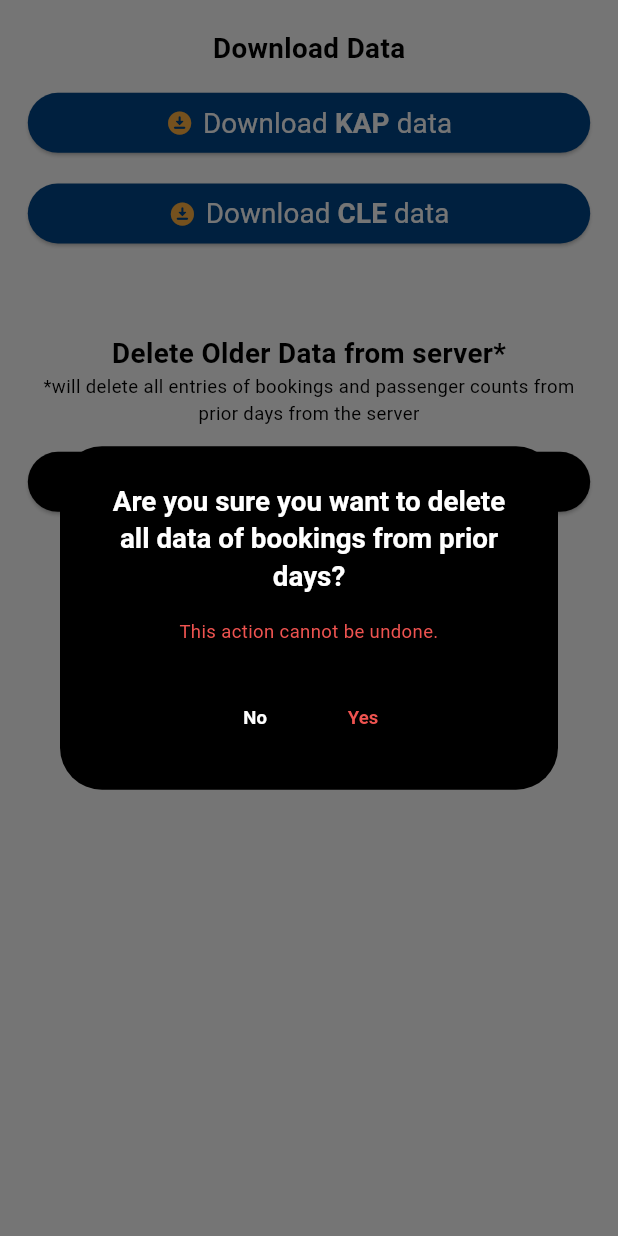
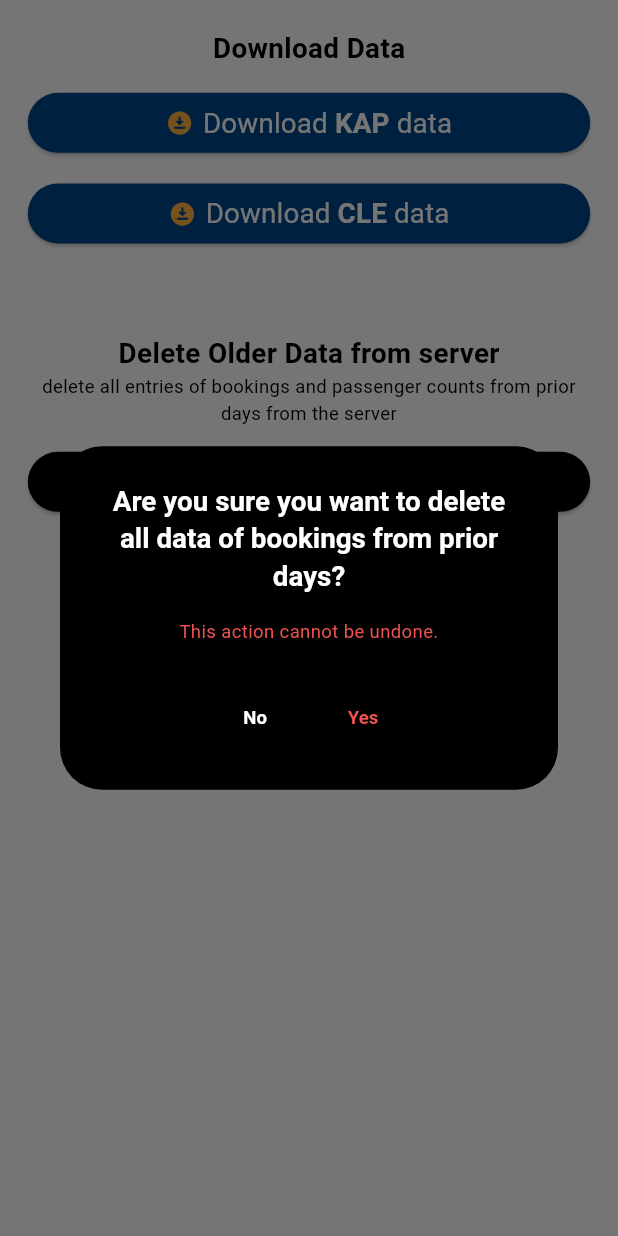
Before and after one commit to AmeKru/admin_11_updated, a Flutter app: the TableExport screen opened directly, after a tap on "Delete Data", on a phone screen of 412 x 824 dp. Run offline on Flutter 3.47's test engine with Material 3 defaults, Android fonts, the phone set to English and light mode, and no system bars; our stand-ins replace flutter_spinkit; missing offline and left inert: amplify_api, amplify_api_dart, amplify_auth_cognito, amplify_authenticator, amplify_core, amplify_flutter and 1 more.

Commit message:
Some UI adjustments

```diff
--- a/lib/ngee_ann_pages/export_data.dart
+++ b/lib/ngee_ann_pages/export_data.dart
@@ -511,7 +511,7 @@ class _TableExportState extends State<TableExport> {
     int toDelete = 0;
     int deleted = 0;
 
-    // Prevent re‑entrancy
+    // Prevent re‑entrance
     if (_isLoadingDelete) {
       if (kDebugMode) {
         print('Deletion already in progress; aborting new request.');
@@ -913,7 +913,7 @@ mutation DeleteBookingDetails($input: DeleteBookingDetailsInput!) {
         foregroundColor: Colors.white, // Text (and icon) color
       ),
       onPressed: () {
-        _showDeleteDialog(context);
+        _showDeleteDialog();
       },
       child: SizedBox(
         height: TextSizing.fontSizeHeading(context) * 2,
@@ -946,7 +946,7 @@ mutation DeleteBookingDetails($input: DeleteBookingDetailsInput!) {
   //////////////////////////////////////////////////////////////////////////////
   //
 
-  void _showDeleteDialog(BuildContext context) {
+  void _showDeleteDialog() {
     showDialog(
       context: context,
       builder: (dialogContext) {
@@ -1089,7 +1089,7 @@ mutation DeleteBookingDetails($input: DeleteBookingDetailsInput!) {
                     ),
               SizedBox(height: TextSizing.fontSizeHeading(context) * 3),
               Text(
-                'Delete Older Data from server*',
+                'Delete Older Data from server',
                 maxLines: 1, //  limits to 1 lines
                 overflow: TextOverflow.ellipsis, // clips text if not fitting
                 style: TextStyle(
@@ -1100,7 +1100,7 @@ mutation DeleteBookingDetails($input: DeleteBookingDetailsInput!) {
                 ),
               ),
               Text(
-                '*will delete all entries of bookings and passenger counts from prior days from the server',
+                'delete all entries of bookings and passenger counts from prior days from the server',
                 softWrap: true,
                 textAlign: TextAlign.center,
                 style: TextStyle(
```
